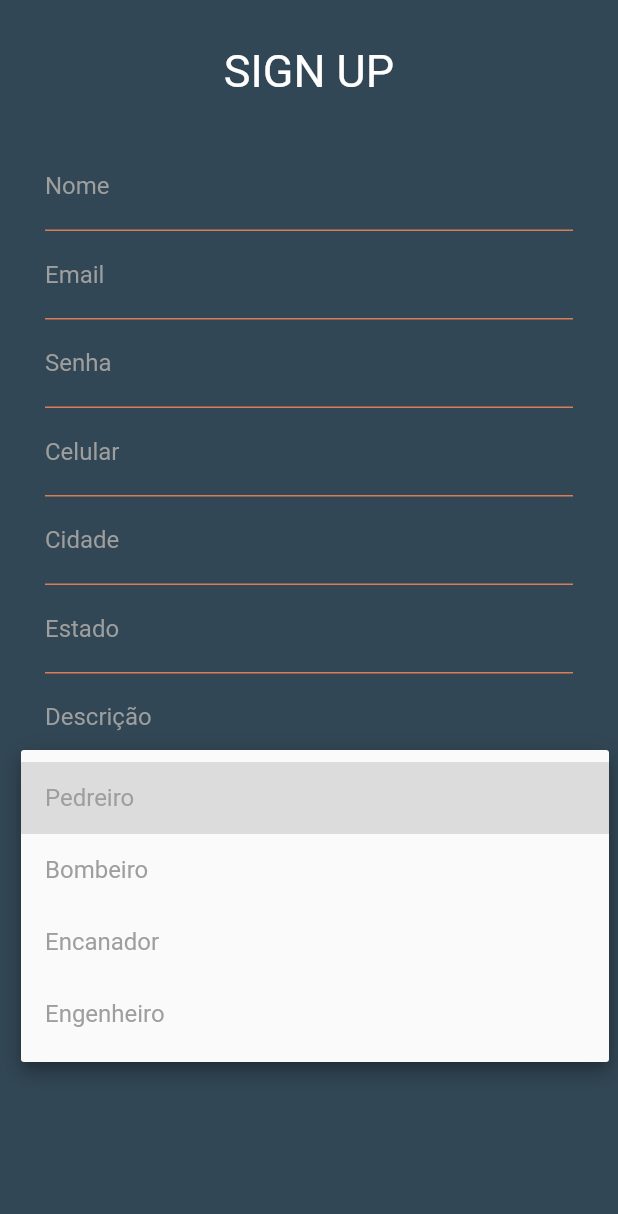
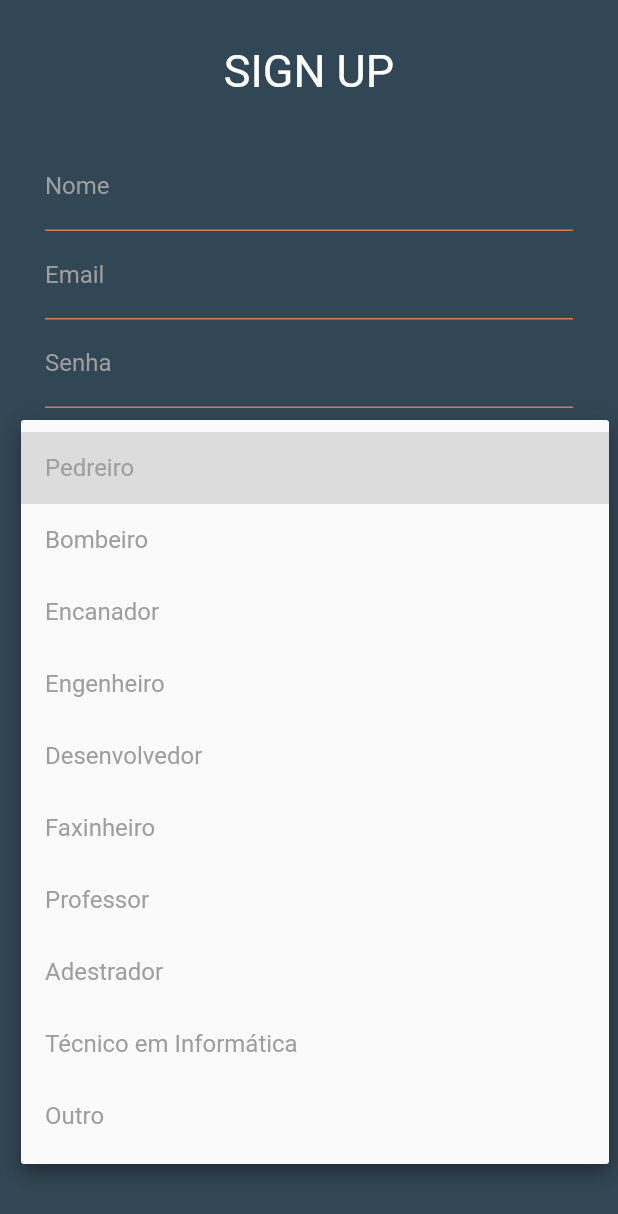
Before and after one commit to iaghoCristian/HelpaEu, a Flutter app: the Cadastro screen opened directly, after a tap on "CLIENTE", after a tap on "Profissão", on a phone screen of 412 x 824 dp. Shown: the top 1214 px of the screen. Run offline on Flutter 3.47's test engine with Material 2 defaults, Android fonts, the light colour scheme and no system bars; our stand-ins replace cloud_firestore, email_validator, firebase_auth, rflutter_alert; accounts and stored records are empty.

Commit message:
Adicionado novas profissões

```diff
--- a/lib/pages/cadastro.dart
+++ b/lib/pages/cadastro.dart
@@ -28,7 +28,13 @@ class _CadastroState extends State<Cadastro> {
     "Pedreiro",
     "Bombeiro",
     "Encanador",
-    "Engenheiro"
+    "Engenheiro",
+    "Desenvolvedor",
+    "Faxinheiro",
+    "Professor",
+    "Adestrador",
+    "Técnico em Informática",
+    "Outro"
   ];
 
   @override
```
